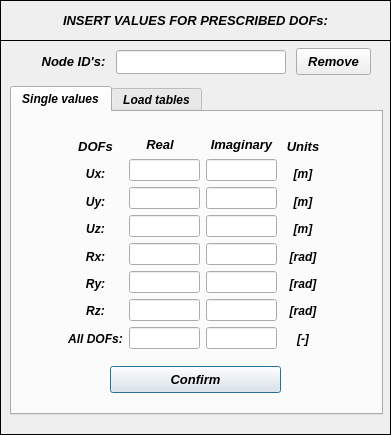
Old version of the form pulse/uix/user_input/ui/dofInput.ui in the repository open-pulse/OpenPulse.
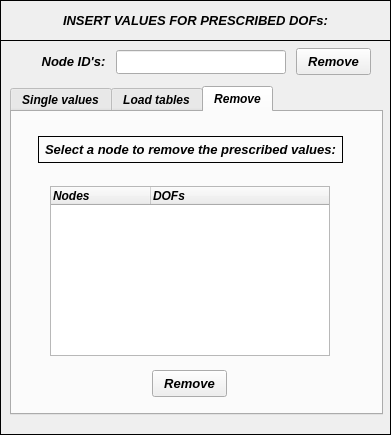
New version of the form. The open tabs and pages were chosen to show the change. Icons and pictures are not drawn.

The edit to the form file:
```diff
--- a/pulse/uix/user_input/ui/dofInput.ui
+++ b/pulse/uix/user_input/ui/dofInput.ui
@@ -1687,6 +1687,114 @@
        </widget>
       </widget>
      </widget>
+     <widget class="QWidget" name="tab_2">
+      <attribute name="title">
+       <string>Remove</string>
+      </attribute>
+      <widget class="QTreeWidget" name="treeWidget_prescribed_dofs">
+       <property name="geometry">
+        <rect>
+         <x>38</x>
+         <y>74</y>
+         <width>280</width>
+         <height>170</height>
+        </rect>
+       </property>
+       <property name="minimumSize">
+        <size>
+         <width>280</width>
+         <height>170</height>
+        </size>
+       </property>
+       <property name="maximumSize">
+        <size>
+         <width>280</width>
+         <height>170</height>
+        </size>
+       </property>
+       <property name="font">
+        <font>
+         <family>Arial</family>
+         <italic>true</italic>
+        </font>
+       </property>
+       <column>
+        <property name="text">
+         <string>Nodes</string>
+        </property>
+       </column>
+       <column>
+        <property name="text">
+         <string>DOFs</string>
+        </property>
+       </column>
+      </widget>
+      <widget class="QLabel" name="label_29">
+       <property name="geometry">
+        <rect>
+         <x>26</x>
+         <y>24</y>
+         <width>305</width>
+         <height>27</height>
+        </rect>
+       </property>
+       <property name="font">
+        <font>
+         <family>Arial</family>
+         <pointsize>10</pointsize>
+         <weight>75</weight>
+         <italic>true</italic>
+         <bold>true</bold>
+        </font>
+       </property>
+       <property name="frameShape">
+        <enum>QFrame::Box</enum>
+       </property>
+       <property name="text">
+        <string>Select a node to remove the prescribed values:</string>
+       </property>
+       <property name="textFormat">
+        <enum>Qt::AutoText</enum>
+       </property>
+       <property name="alignment">
+        <set>Qt::AlignCenter</set>
+       </property>
+      </widget>
+      <widget class="QPushButton" name="pushButton_remove_bc_confirm_2">
+       <property name="geometry">
+        <rect>
+         <x>140</x>
+         <y>258</y>
+         <width>75</width>
+         <height>27</height>
+        </rect>
+       </property>
+       <property name="minimumSize">
+        <size>
+         <width>0</width>
+         <height>27</height>
+        </size>
+       </property>
+       <property name="maximumSize">
+        <size>
+         <width>16777215</width>
+         <height>26</height>
+        </size>
+       </property>
+       <property name="font">
+        <font>
+         <family>Arial</family>
+         <pointsize>10</pointsize>
+         <weight>75</weight>
+         <italic>true</italic>
+         <bold>true</bold>
+        </font>
+       </property>
+       <property name="text">
+        <string>Remove</string>
+       </property>
+      </widget>
+     </widget>
     </widget>
     <widget class="QLineEdit" name="lineEdit_nodeID">
      <property name="geometry">
```
